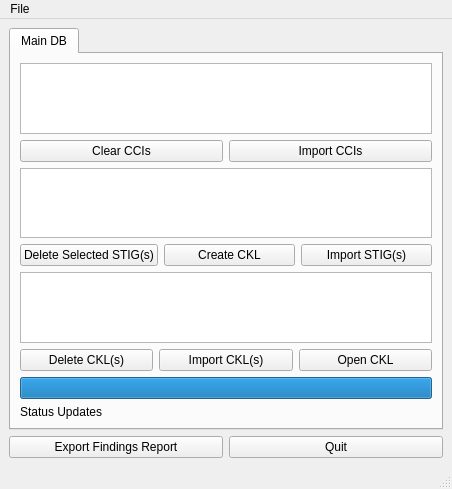
Qt form stigqter.ui (squinky86/STIGQter) before a commit.
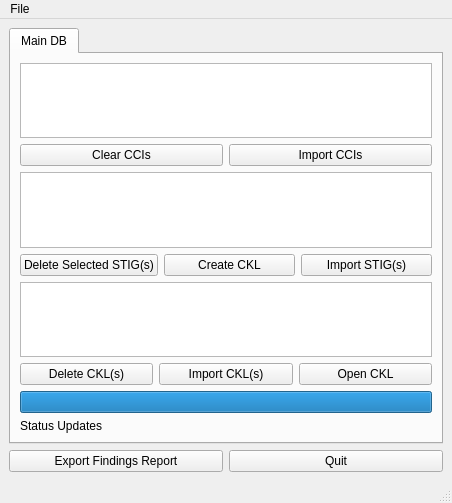
The same form after that commit.

Diff of the .ui file:
```diff
--- a/stigqter.ui
+++ b/stigqter.ui
@@ -7,7 +7,7 @@
     <x>0</x>
     <y>0</y>
     <width>452</width>
-    <height>486</height>
+    <height>503</height>
    </rect>
   </property>
   <property name="windowTitle">
```
Left out of the diff: 23 changed lines with no effect on the pictures.
